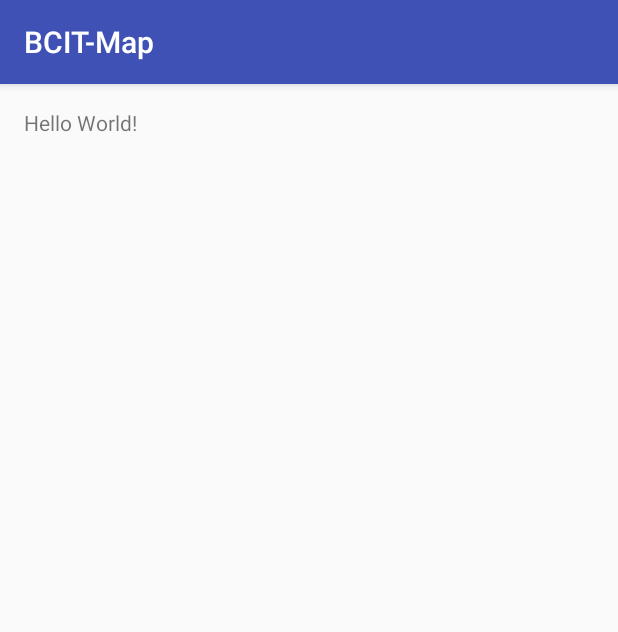
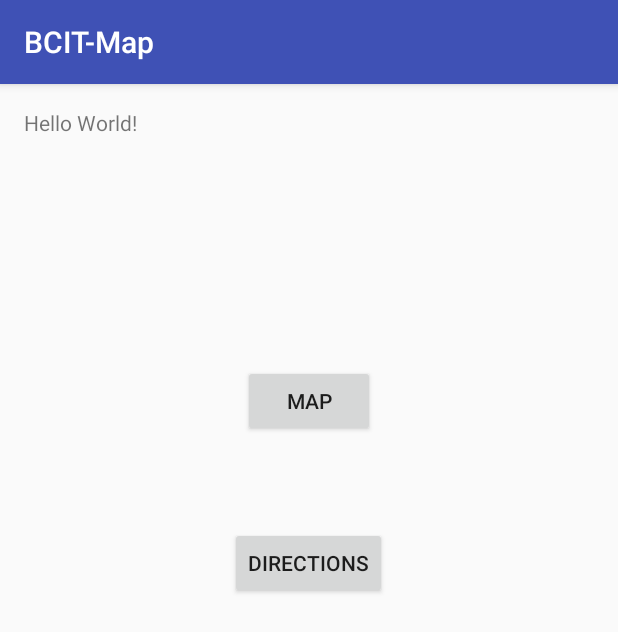
Before and after one commit to ErikaLearned/BCITMap, an Android app: the screen it shows after launch (Enterence_Screen), on a phone screen of 412 x 824 dp. Shown: the top 632 px of the screen. Run offline under Robolectric (Android 15) with nearby library versions, the phone set to English and light mode, and no system bars.

Commit message:
Add two buttons (MAP, DIRECTIONS) to enterance screen

```diff
--- a/app/src/main/res/layout/activity_enterence__screen.xml
+++ b/app/src/main/res/layout/activity_enterence__screen.xml
@@ -13,5 +13,24 @@
     <TextView
         android:layout_width="wrap_content"
         android:layout_height="wrap_content"
-        android:text="Hello World!" />
+        android:text="Hello World!"
+        android:id="@+id/textView" />
+
+    <Button
+        android:text="MAP"
+        android:layout_width="wrap_content"
+        android:layout_height="wrap_content"
+        android:layout_marginTop="152dp"
+        android:id="@+id/btn_map"
+        android:layout_below="@+id/textView"
+        android:layout_centerHorizontal="true" />
+
+    <Button
+        android:text="DIRECTIONS"
+        android:layout_width="wrap_content"
+        android:layout_height="wrap_content"
+        android:layout_marginTop="60dp"
+        android:id="@+id/btn_directions"
+        android:layout_below="@+id/btn_map"
+        android:layout_centerHorizontal="true" />
 </RelativeLayout>
```
